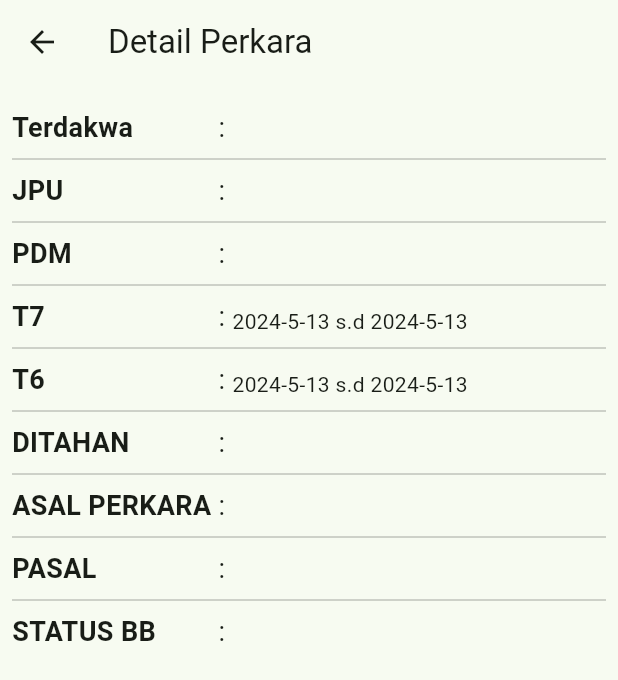
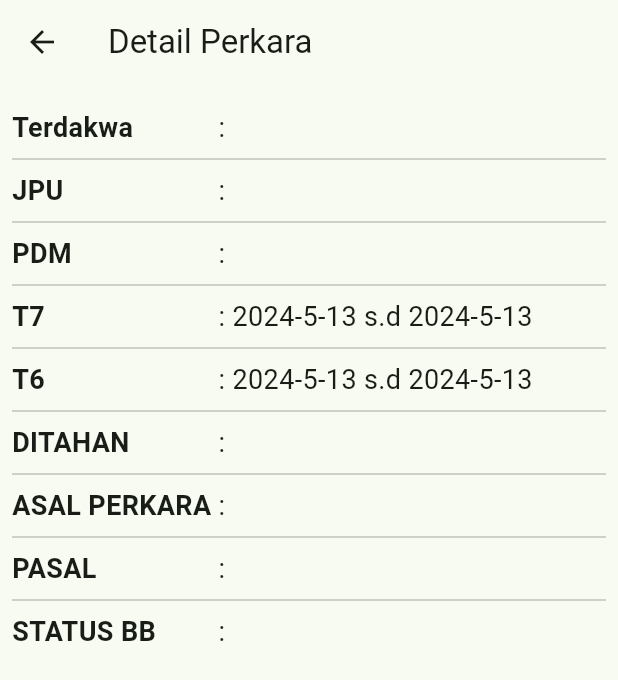
Before and after one commit to pidum-knkg/magang_pidum, a Flutter app: the PerkaraView screen opened directly with empty values, on a phone screen of 412 x 824 dp. Shown: the top 680 px of the screen. Run offline on Flutter 3.47's test engine with Material 3 defaults, Android fonts, the light colour scheme and no system bars; our stand-ins replace firebase_core, flutter_local_notifications, flutter_login, gap, get_it, rxdart and 3 more; missing offline and left inert: mongo_dart; accounts and stored records are empty; network calls fail; statements that could not run were skipped.

Commit message:
don't know

```diff
--- a/lib/services/api_service.dart
+++ b/lib/services/api_service.dart
@@ -66,6 +66,11 @@ class Tahap {
 
   final DateTime start;
   final DateTime end;
+
+  @override
+  String toString() {
+    return "";
+  }
 
   factory Tahap.fromMap(Map<String, String> map) {
     var start = map['start'];
--- a/lib/services/notif_db_services.dart
+++ b/lib/services/notif_db_services.dart
@@ -1,4 +1,5 @@
 import 'package:flutter/material.dart';
+import 'package:path/path.dart';
 import 'package:sqflite/sqflite.dart';
 
 class Notif {
@@ -120,7 +121,8 @@ class NotifDbServices {
 
   Future<NotifDbServices> init() async {
     debugPrint("${await getDatabasesPath()}dev.db");
-    _database = await openDatabase('dev.db');
+    _database = await openDatabase(join(await getDatabasesPath(), "dev.db"));
+    print(_database);
     Notif.init(_database);
     return this;
   }
--- a/lib/views/perkara_view.dart
+++ b/lib/views/perkara_view.dart
@@ -77,7 +77,12 @@ class _PerkaraViewState extends State<PerkaraView> {
                   verticalAlignment: TableCellVerticalAlignment.bottom,
                   child: Padding(
                     padding: const EdgeInsets.symmetric(vertical: 8.0),
-                    child: Text(widget.belumLimpah.terdakwa),
+                    child: Text(
+                      widget.belumLimpah.terdakwa,
+                      style: const TextStyle(
+                        fontSize: 18,
+                      ),
+                    ),
                   ),
                 ),
               ],
@@ -108,7 +113,11 @@ class _PerkaraViewState extends State<PerkaraView> {
                   child: Padding(
                     padding: const EdgeInsets.symmetric(vertical: 8.0),
                     child: Text(
-                        widget.belumLimpah.jpu.map((e) => e.nama).join(' / ')),
+                      widget.belumLimpah.jpu.map((e) => e.nama).join(' / '),
+                      style: const TextStyle(
+                        fontSize: 18,
+                      ),
+                    ),
                   ),
                 ),
               ],
@@ -138,7 +147,12 @@ class _PerkaraViewState extends State<PerkaraView> {
                   verticalAlignment: TableCellVerticalAlignment.bottom,
                   child: Padding(
                     padding: const EdgeInsets.symmetric(vertical: 8.0),
-                    child: Text(widget.belumLimpah.pdm),
+                    child: Text(
+                      widget.belumLimpah.pdm,
+                      style: const TextStyle(
+                        fontSize: 18,
+                      ),
+                    ),
                   ),
                 ),
               ],
@@ -168,7 +182,12 @@ class _PerkaraViewState extends State<PerkaraView> {
                   verticalAlignment: TableCellVerticalAlignment.bottom,
                   child: Padding(
                     padding: const EdgeInsets.symmetric(vertical: 8.0),
-                    child: Text(transformTahapToString(widget.belumLimpah.t7)),
+                    child: Text(
+                      transformTahapToString(widget.belumLimpah.t7),
+                      style: const TextStyle(
+                        fontSize: 18,
+                      ),
+                    ),
                   ),
                 ),
               ],
@@ -198,7 +217,12 @@ class _PerkaraViewState extends State<PerkaraView> {
                   verticalAlignment: TableCellVerticalAlignment.bottom,
                   child: Padding(
                     padding: const EdgeInsets.symmetric(vertical: 8.0),
-                    child: Text(transformTahapToString(widget.belumLimpah.t6)),
+                    child: Text(
+                      transformTahapToString(widget.belumLimpah.t6),
+                      style: const TextStyle(
+                        fontSize: 18,
+                      ),
+                    ),
                   ),
                 ),
               ],
@@ -228,7 +252,12 @@ class _PerkaraViewState extends State<PerkaraView> {
                   verticalAlignment: TableCellVerticalAlignment.bottom,
                   child: Padding(
                     padding: const EdgeInsets.symmetric(vertical: 8.0),
-                    child: Text(widget.belumLimpah.ditahan),
+                    child: Text(
+                      widget.belumLimpah.ditahan,
+                      style: const TextStyle(
+                        fontSize: 18,
+                      ),
+                    ),
                   ),
                 ),
               ],
@@ -258,7 +287,12 @@ class _PerkaraViewState extends State<PerkaraView> {
                   verticalAlignment: TableCellVerticalAlignment.bottom,
                   child: Padding(
                     padding: const EdgeInsets.symmetric(vertical: 8.0),
-                    child: Text(widget.belumLimpah.asalPerkara),
+                    child: Text(
+                      widget.belumLimpah.asalPerkara,
+                      style: const TextStyle(
+                        fontSize: 18,
+                      ),
+                    ),
                   ),
                 ),
               ],
@@ -288,7 +322,12 @@ class _PerkaraViewState extends State<PerkaraView> {
                   verticalAlignment: TableCellVerticalAlignment.bottom,
                   child: Padding(
                     padding: const EdgeInsets.symmetric(vertical: 8.0),
-                    child: Text(widget.belumLimpah.pasal),
+                    child: Text(
+                      widget.belumLimpah.pasal,
+                      style: const TextStyle(
+                        fontSize: 18,
+                      ),
+                    ),
                   ),
                 ),
               ],
@@ -318,8 +357,12 @@ class _PerkaraViewState extends State<PerkaraView> {
                   verticalAlignment: TableCellVerticalAlignment.bottom,
                   child: Padding(
                     padding: const EdgeInsets.symmetric(vertical: 8.0),
-                    child:
-                        Text(widget.belumLimpah.statusBarangBukti.toString()),
+                    child: Text(
+                      widget.belumLimpah.statusBarangBukti.toString(),
+                      style: const TextStyle(
+                        fontSize: 18,
+                      ),
+                    ),
                   ),
                 ),
               ],
--- a/pubspec.yaml
+++ b/pubspec.yaml
@@ -50,6 +50,8 @@ dependencies:
   sqflite: ^2.3.2
   flutter_login: ^5.0.0
   flutter_launcher_icons: ^0.13.1
+  sqflite_common_ffi: ^2.3.2+1
+  path: ^1.9.0
 
 dev_dependencies:
   flutter_test:
```
Also changed, not shown: lib/pages/home_page.dart (+70 -27 lines), lib/views/perkara_list_view.dart (+30 -15 lines), pubspec.lock, 3 other files.
